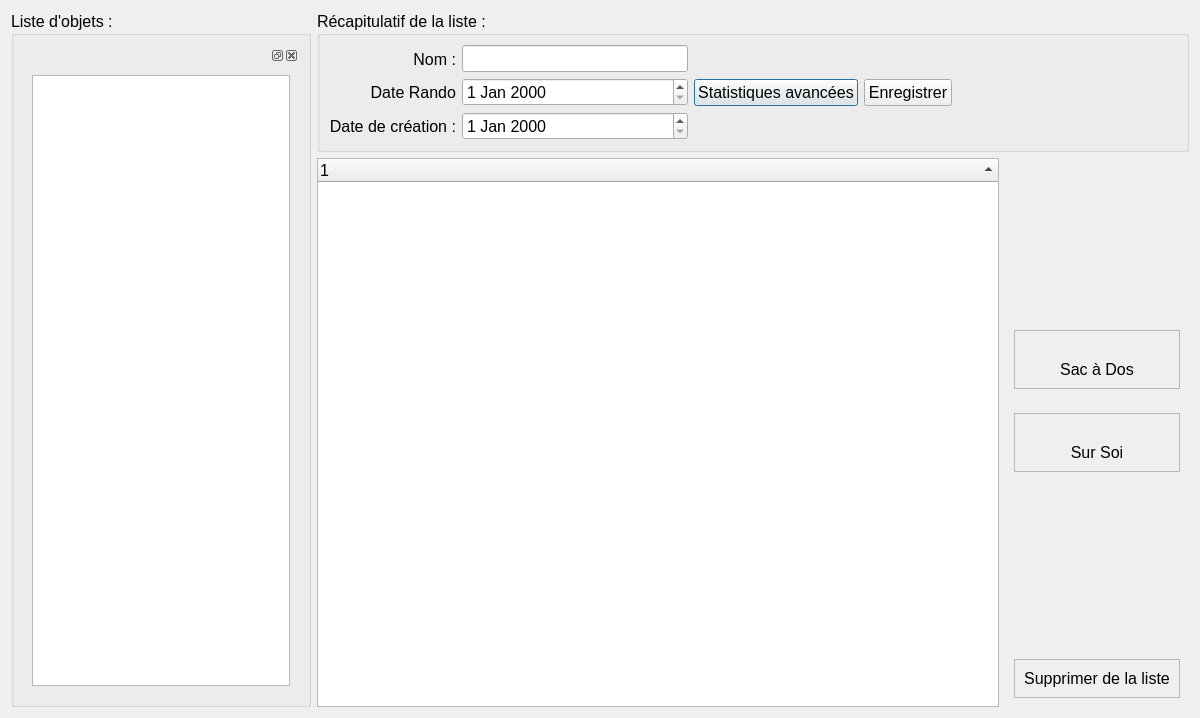
The window that Doger/listwindow.ui (amof/Doger) describes before a commit, drawn with Qt 5.
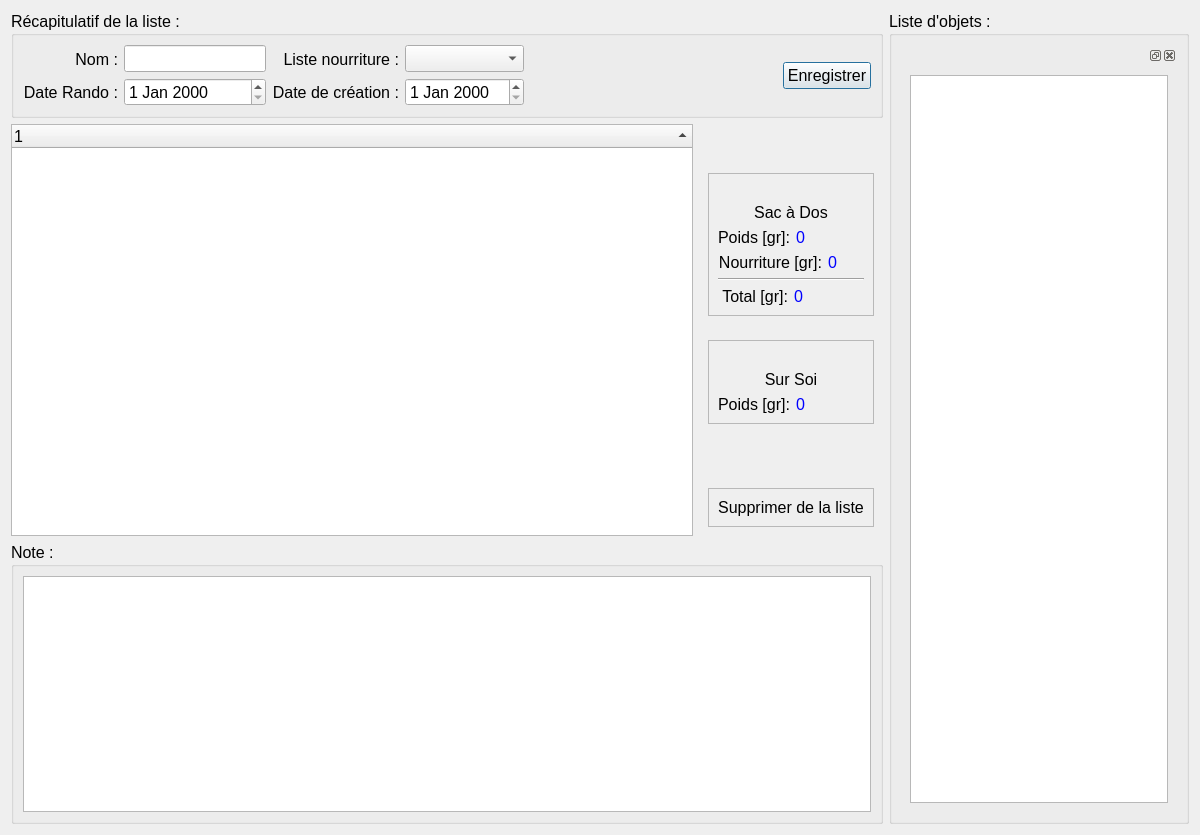
The same window after the commit. Icons and pictures are not drawn.

Commit message: Record the data into the database Add weight food and total backapck weight

```diff
--- a/Doger/listwindow.ui
+++ b/Doger/listwindow.ui
@@ -7,98 +7,13 @@
     <x>0</x>
     <y>0</y>
     <width>1200</width>
-    <height>718</height>
+    <height>835</height>
    </rect>
   </property>
   <property name="windowTitle">
    <string>Gestion de liste</string>
   </property>
-  <layout class="QHBoxLayout" name="horizontalLayout_3">
-   <item>
-    <widget class="QGroupBox" name="gb_items">
-     <property name="sizePolicy">
-      <sizepolicy hsizetype="Preferred" vsizetype="Preferred">
-       <horstretch>0</horstretch>
-       <verstretch>0</verstretch>
-      </sizepolicy>
-     </property>
-     <property name="maximumSize">
-      <size>
-       <width>300</width>
-       <height>16777215</height>
-      </size>
-     </property>
-     <property name="font">
-      <font>
-       <pointsize>12</pointsize>
-      </font>
-     </property>
-     <property name="title">
-      <string>Liste d'objets :</string>
-     </property>
-     <layout class="QVBoxLayout" name="verticalLayout_3">
-      <item>
-       <widget class="QDockWidget" name="dockWidget">
-        <property name="sizePolicy">
-         <sizepolicy hsizetype="Preferred" vsizetype="Preferred">
-          <horstretch>0</horstretch>
-          <verstretch>0</verstretch>
-         </sizepolicy>
-        </property>
-        <property name="maximumSize">
-         <size>
-          <width>300</width>
-          <height>524287</height>
-         </size>
-        </property>
-        <property name="baseSize">
-         <size>
-          <width>0</width>
-          <height>0</height>
-         </size>
-        </property>
-        <widget class="QWidget" name="dockWidgetContents">
-         <layout class="QVBoxLayout" name="verticalLayout_4">
-          <item>
-           <widget class="QTreeView" name="tw_items">
-            <property name="font">
-             <font>
-              <pointsize>12</pointsize>
-             </font>
-            </property>
-            <property name="editTriggers">
-             <set>QAbstractItemView::NoEditTriggers</set>
-            </property>
-            <property name="dragEnabled">
-             <bool>true</bool>
-            </property>
-            <property name="dragDropMode">
-             <enum>QAbstractItemView::DragOnly</enum>
-            </property>
-            <property name="selectionBehavior">
-             <enum>QAbstractItemView::SelectRows</enum>
-            </property>
-            <property name="iconSize">
-             <size>
-              <width>50</width>
-              <height>50</height>
-             </size>
-            </property>
-            <property name="sortingEnabled">
-             <bool>true</bool>
-            </property>
-            <property name="headerHidden">
-             <bool>false</bool>
-            </property>
-           </widget>
-          </item>
-         </layout>
-        </widget>
-       </widget>
-      </item>
-     </layout>
-    </widget>
-   </item>
+  <layout class="QHBoxLayout" name="horizontalLayout_7">
    <item>
     <layout class="QVBoxLayout" name="verticalLayout_10">
      <item>
@@ -143,7 +58,43 @@
              </font>
             </property>
             <property name="text">
-             <string>Date Rando</string>
+             <string>Date Rando :</string>
+            </property>
+            <property name="alignment">
+             <set>Qt::AlignRight|Qt::AlignTrailing|Qt::AlignVCenter</set>
+            </property>
+           </widget>
+          </item>
+         </layout>
+        </item>
+        <item>
+         <layout class="QVBoxLayout" name="verticalLayout_21">
+          <item>
+           <widget class="QLineEdit" name="le_listName">
+            <property name="sizePolicy">
+             <sizepolicy hsizetype="Preferred" vsizetype="Fixed">
+              <horstretch>0</horstretch>
+              <verstretch>0</verstretch>
+             </sizepolicy>
+            </property>
+            <property name="font">
+             <font>
+              <pointsize>12</pointsize>
+             </font>
+            </property>
+           </widget>
+          </item>
+          <item>
+           <widget class="QDateEdit" name="de_hikeDate"/>
+          </item>
+         </layout>
+        </item>
+        <item>
+         <layout class="QVBoxLayout" name="verticalLayout_12">
+          <item>
+           <widget class="QLabel" name="label_4">
+            <property name="text">
+             <string>Liste nourriture :</string>
             </property>
             <property name="alignment">
              <set>Qt::AlignRight|Qt::AlignTrailing|Qt::AlignVCenter</set>
@@ -168,45 +119,17 @@
          </layout>
         </item>
         <item>
-         <layout class="QVBoxLayout" name="verticalLayout_21">
+         <layout class="QVBoxLayout" name="verticalLayout_13">
           <item>
-           <widget class="QLineEdit" name="config_energy_4">
-            <property name="font">
-             <font>
-              <pointsize>12</pointsize>
-             </font>
-            </property>
-           </widget>
+           <widget class="QComboBox" name="cb_food"/>
           </item>
           <item>
-           <widget class="QDateEdit" name="dateEdit"/>
-          </item>
-          <item>
-           <widget class="QDateEdit" name="dateEdit_2"/>
+           <widget class="QDateEdit" name="de_listDate"/>
           </item>
          </layout>
         </item>
         <item>
-         <widget class="QPushButton" name="pushButton_2">
-          <property name="text">
-           <string>Statistiques avancées</string>
-          </property>
-         </widget>
-        </item>
-        <item>
-         <widget class="QPushButton" name="pushButton">
-          <property name="font">
-           <font>
-            <pointsize>12</pointsize>
-           </font>
-          </property>
-          <property name="text">
-           <string>Enregistrer</string>
-          </property>
-         </widget>
-        </item>
-        <item>
-         <spacer name="horizontalSpacer_2">
+         <spacer name="horizontalSpacer">
           <property name="orientation">
            <enum>Qt::Horizontal</enum>
           </property>
@@ -218,6 +141,18 @@
           </property>
          </spacer>
         </item>
+        <item>
+         <widget class="QPushButton" name="btn_saveList">
+          <property name="font">
+           <font>
+            <pointsize>12</pointsize>
+           </font>
+          </property>
+          <property name="text">
+           <string>Enregistrer</string>
+          </property>
+         </widget>
+        </item>
        </layout>
       </widget>
      </item>
@@ -322,6 +257,115 @@
                  </property>
                 </widget>
                </item>
+               <item>
+                <layout class="QHBoxLayout" name="horizontalLayout">
+                 <item>
+                  <widget class="QLabel" name="label">
+                   <property name="font">
+                    <font>
+                     <pointsize>12</pointsize>
+                    </font>
+                   </property>
+                   <property name="text">
+                    <string>Poids [gr]:</string>
+                   </property>
+                   <property name="alignment">
+                    <set>Qt::AlignRight|Qt::AlignTrailing|Qt::AlignVCenter</set>
+                   </property>
+                  </widget>
+                 </item>
+                 <item>
+                  <widget class="QLabel" name="lbl_weightBackpack">
+                   <property name="font">
+                    <font>
+                     <pointsize>12</pointsize>
+                    </font>
+                   </property>
+                   <property name="styleSheet">
+                    <string notr="true">color: rgb(0, 0, 255);</string>
+                   </property>
+                   <property name="text">
+                    <string>0</string>
+                   </property>
+                  </widget>
+                 </item>
+                </layout>
+               </item>
+               <item>
+                <layout class="QHBoxLayout" name="horizontalLayout_5">
+                 <item>
+                  <widget class="QLabel" name="label_5">
+                   <property name="font">
+                    <font>
+                     <pointsize>12</pointsize>
+                    </font>
+                   </property>
+                   <property name="text">
+                    <string>Nourriture [gr]:</string>
+                   </property>
+                   <property name="alignment">
+                    <set>Qt::AlignRight|Qt::AlignTrailing|Qt::AlignVCenter</set>
+                   </property>
+                  </widget>
+                 </item>
+                 <item>
+                  <widget class="QLabel" name="lbl_weightBackpack_food">
+                   <property name="font">
+                    <font>
+                     <pointsize>12</pointsize>
+                    </font>
+                   </property>
+                   <property name="styleSheet">
+                    <string notr="true">color: rgb(0, 0, 255);</string>
+                   </property>
+                   <property name="text">
+                    <string>0</string>
+                   </property>
+                  </widget>
+                 </item>
+                </layout>
+               </item>
+               <item>
+                <widget class="Line" name="line">
+                 <property name="orientation">
+                  <enum>Qt::Horizontal</enum>
+                 </property>
+                </widget>
+               </item>
+               <item>
+                <layout class="QHBoxLayout" name="horizontalLayout_6">
+                 <item>
+                  <widget class="QLabel" name="label_8">
+                   <property name="font">
+                    <font>
+                     <pointsize>12</pointsize>
+                    </font>
+                   </property>
+                   <property name="text">
+                    <string>Total [gr]:</string>
+                   </property>
+                   <property name="alignment">
+                    <set>Qt::AlignRight|Qt::AlignTrailing|Qt::AlignVCenter</set>
+                   </property>
+                  </widget>
+                 </item>
+                 <item>
+                  <widget class="QLabel" name="lbl_weightBackpack_total">
+                   <property name="font">
+                    <font>
+                     <pointsize>12</pointsize>
+                    </font>
+                   </property>
+                   <property name="styleSheet">
+                    <string notr="true">color: rgb(0, 0, 255);</string>
+                   </property>
+                   <property name="text">
+                    <string>0</string>
+                   </property>
+                  </widget>
+                 </item>
+                </layout>
+               </item>
               </layout>
              </widget>
             </item>
@@ -368,6 +412,40 @@
                  </property>
                 </widget>
                </item>
+               <item>
+                <layout class="QHBoxLayout" name="horizontalLayout_3">
+                 <item>
+                  <widget class="QLabel" name="label_3">
+                   <property name="font">
+                    <font>
+                     <pointsize>12</pointsize>
+                    </font>
+                   </property>
+                   <property name="text">
+                    <string>Poids [gr]:</string>
+                   </property>
+                   <property name="alignment">
+                    <set>Qt::AlignRight|Qt::AlignTrailing|Qt::AlignVCenter</set>
+                   </property>
+                  </widget>
+                 </item>
+                 <item>
+                  <widget class="QLabel" name="lbl_weightSelf">
+                   <property name="font">
+                    <font>
+                     <pointsize>12</pointsize>
+                    </font>
+                   </property>
+                   <property name="styleSheet">
+                    <string notr="true">color: rgb(0, 0, 255);</string>
+                   </property>
+                   <property name="text">
+                    <string>0</string>
+                   </property>
+                  </widget>
+                 </item>
+                </layout>
+               </item>
               </layout>
              </widget>
             </item>
@@ -430,8 +508,110 @@
        </item>
       </layout>
      </item>
+     <item>
+      <widget class="QGroupBox" name="groupBox">
+       <property name="font">
+        <font>
+         <pointsize>12</pointsize>
+        </font>
+       </property>
+       <property name="title">
+        <string>Note :</string>
+       </property>
+       <layout class="QVBoxLayout" name="verticalLayout_14">
+        <item>
+         <widget class="QTextEdit" name="te_note"/>
+        </item>
+       </layout>
+      </widget>
+     </item>
     </layout>
    </item>
+   <item>
+    <widget class="QGroupBox" name="gb_items">
+     <property name="sizePolicy">
+      <sizepolicy hsizetype="Preferred" vsizetype="Preferred">
+       <horstretch>0</horstretch>
+       <verstretch>0</verstretch>
+      </sizepolicy>
+     </property>
+     <property name="maximumSize">
+      <size>
+       <width>300</width>
+       <height>16777215</height>
+      </size>
+     </property>
+     <property name="font">
+      <font>
+       <pointsize>12</pointsize>
+      </font>
+     </property>
+     <property name="title">
+      <string>Liste d'objets :</string>
+     </property>
+     <layout class="QVBoxLayout" name="verticalLayout_3">
+      <item>
+       <widget class="QDockWidget" name="dockWidget">
+        <property name="sizePolicy">
+         <sizepolicy hsizetype="Preferred" vsizetype="Preferred">
+          <horstretch>0</horstretch>
+          <verstretch>0</verstretch>
+         </sizepolicy>
+        </property>
+        <property name="maximumSize">
+         <size>
+          <width>300</width>
+          <height>524287</height>
+         </size>
+        </property>
+        <property name="baseSize">
+         <size>
+          <width>0</width>
+          <height>0</height>
+         </size>
+        </property>
+        <widget class="QWidget" name="dockWidgetContents">
+         <layout class="QVBoxLayout" name="verticalLayout_4">
+          <item>
+           <widget class="QTreeView" name="tw_items">
+            <property name="font">
+             <font>
+              <pointsize>12</pointsize>
+             </font>
+            </property>
+            <property name="editTriggers">
+             <set>QAbstractItemView::NoEditTriggers</set>
+            </property>
+            <property name="dragEnabled">
+             <bool>true</bool>
+            </property>
+            <property name="dragDropMode">
+             <enum>QAbstractItemView::DragOnly</enum>
+            </property>
+            <property name="selectionBehavior">
+             <enum>QAbstractItemView::SelectRows</enum>
+            </property>
+            <property name="iconSize">
+             <size>
+              <width>50</width>
+              <height>50</height>
+             </size>
+            </property>
+            <property name="sortingEnabled">
+             <bool>true</bool>
+            </property>
+            <property name="headerHidden">
+             <bool>false</bool>
+            </property>
+           </widget>
+          </item>
+         </layout>
+        </widget>
+       </widget>
+      </item>
+     </layout>
+    </widget>
+   </item>
   </layout>
  </widget>
  <resources>
```
Left out of the diff: 5 changed lines with no effect on the pictures. The commit also changes 2 other files.
